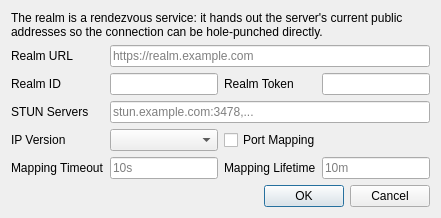
First picture: the form in upstream/include/ui/profile/edit_hysteria_realm.ui, repository hopol/throne-mirror, before the edit.
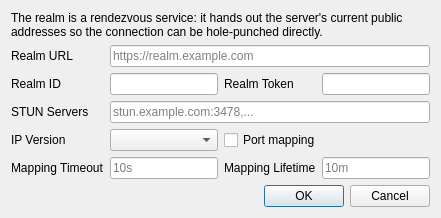
Second picture: the form after the edit.

```diff
--- a/upstream/include/ui/profile/edit_hysteria_realm.ui
+++ b/upstream/include/ui/profile/edit_hysteria_realm.ui
@@ -119,7 +119,7 @@
 Improves hole-punching reliability. Requires IPv4.</string>
      </property>
      <property name="text">
-      <string>Port Mapping</string>
+      <string>Port mapping</string>
      </property>
     </widget>
    </item>
```
Left out of the diff: 5 changed lines with no effect on the pictures.
